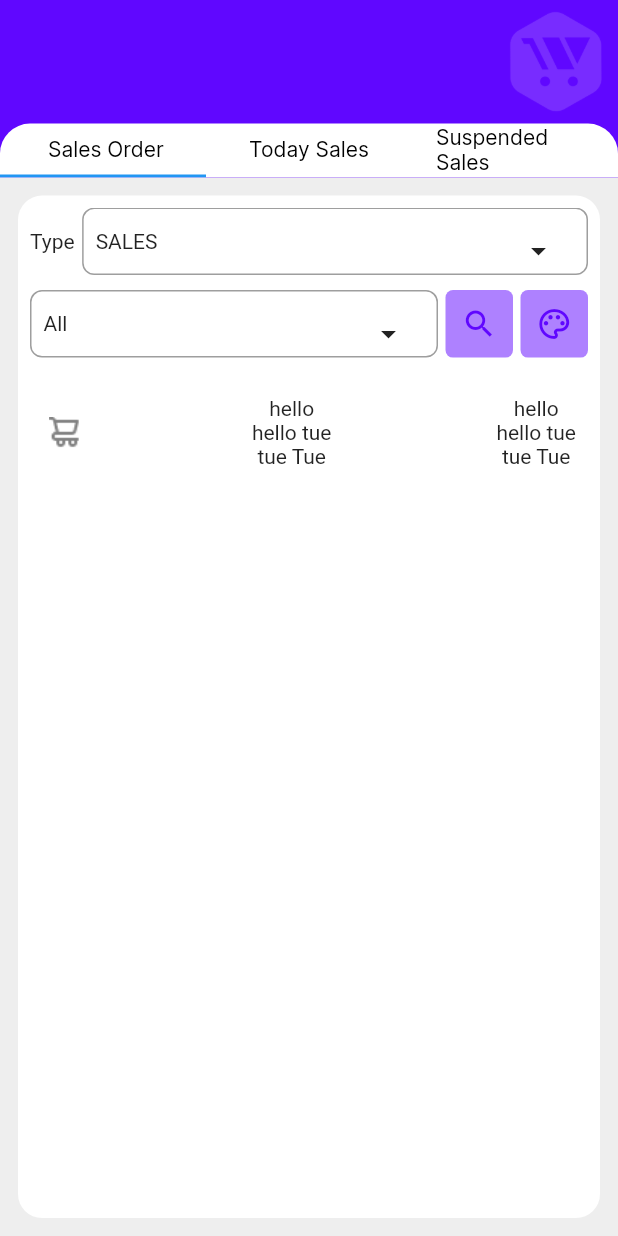
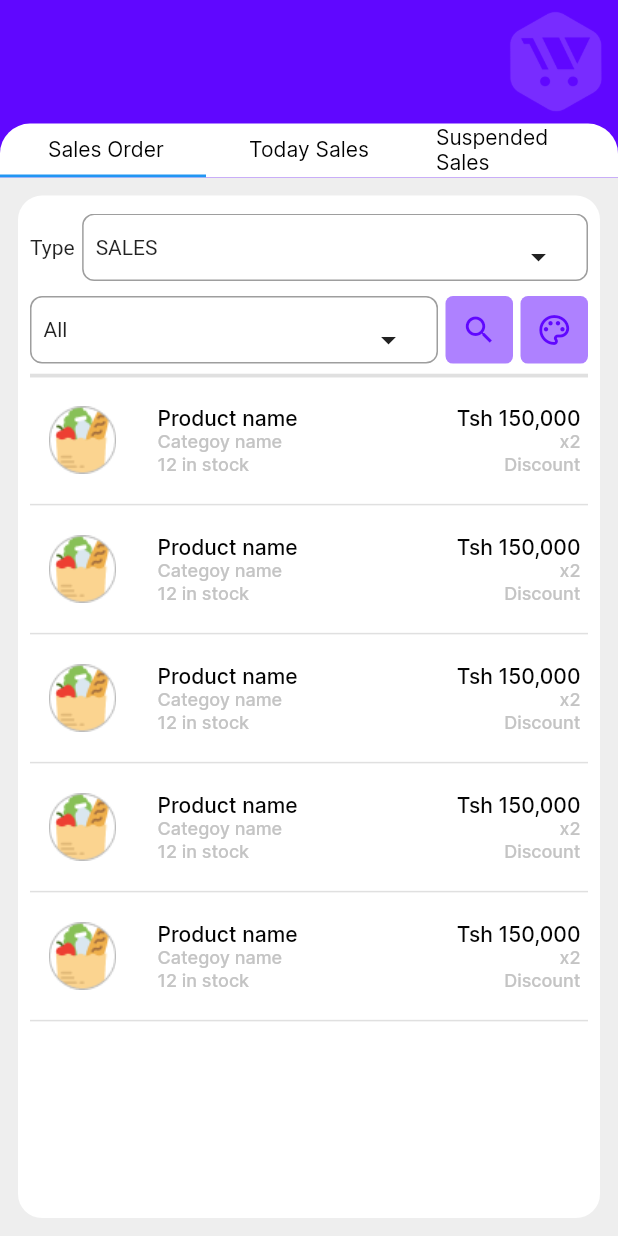
Before and after one commit to kennyobey/ecommerce-app, a Flutter app: the SalesOrder screen opened directly, on a phone screen of 412 x 824 dp. Run offline on Flutter 3.47's test engine with Material 2 defaults, Android fonts, the phone set to English and light mode, and no system bars; our stand-ins replace charts_flutter, google_sign_in.

Commit message:
Ui update

```diff
--- /dev/null
+++ b/lib/constants/text_style.dart
@@ -0,0 +1,105 @@
+import 'package:flutter/material.dart';
+import 'colors.dart';
+
+class AppTextStyle {
+  AppTextStyle._();
+
+  static final ThemeData themeData = ThemeData(
+    fontFamily: 'Inter',
+    brightness: Brightness.light,
+    primaryColor: AppColors.primaryColor,
+  );
+
+  static const style14boldblack = TextStyle(
+    color: Color(0xFF14171A),
+    fontFamily: "Inter",
+    fontStyle: FontStyle.normal,
+    fontSize: 14,
+    fontWeight: FontWeight.bold,
+  );
+
+  static const style14black500 = TextStyle(
+    color: Color(0xFF050505),
+    fontFamily: "Inter",
+    fontStyle: FontStyle.normal,
+    fontSize: 14,
+    fontWeight: FontWeight.w500,
+  );
+
+  static const style12accent500 = TextStyle(
+    color: AppColors.accentColor,
+    fontFamily: "Inter",
+    fontStyle: FontStyle.normal,
+    fontSize: 12,
+    fontWeight: FontWeight.w500,
+  );
+  static const style25boldSecondary = TextStyle(
+    color: AppColors.secondaryColor,
+    fontFamily: "Inter",
+    fontStyle: FontStyle.normal,
+    fontSize: 25,
+    fontWeight: FontWeight.bold,
+  );
+
+  static const style11black = TextStyle(
+    color: Color(0xFF14171A),
+    fontFamily: "Inter",
+    fontStyle: FontStyle.normal,
+    fontSize: 11,
+    fontWeight: FontWeight.normal,
+  );
+
+  static const style11gray = TextStyle(
+    color: Color(0xFFA3A3A4),
+    fontFamily: "Inter",
+    fontStyle: FontStyle.normal,
+    fontSize: 11,
+    fontWeight: FontWeight.normal,
+  );
+
+  static const style12Pri = TextStyle(
+    color: Color(0xFFFF574D),
+    fontFamily: "Inter",
+    fontStyle: FontStyle.normal,
+    fontSize: 12,
+    fontWeight: FontWeight.normal,
+  );
+
+  static const style12PriBold = TextStyle(
+    color: Color(0xFFFF574D),
+    fontFamily: "Inter",
+    fontStyle: FontStyle.normal,
+    fontSize: 12,
+    fontWeight: FontWeight.bold,
+  );
+
+  static const style12boldblack = TextStyle(
+    color: Colors.black,
+    fontFamily: "Inter",
+    fontStyle: FontStyle.normal,
+    fontSize: 12,
+    fontWeight: FontWeight.bold,
+  );
+
+  static const style12black = TextStyle(
+    color: Colors.black,
+    fontFamily: "Inter",
+    fontStyle: FontStyle.normal,
+    fontSize: 12,
+  );
+
+  static const style12boldwhite = TextStyle(
+    color: Colors.white,
+    fontFamily: "Inter",
+    fontStyle: FontStyle.normal,
+    fontSize: 12,
+    fontWeight: FontWeight.bold,
+  );
+
+  static const style12white = TextStyle(
+    color: Colors.white,
+    fontFamily: "Inter",
+    fontStyle: FontStyle.normal,
+    fontSize: 12,
+  );
+}
--- /dev/null
+++ b/lib/screens/checkout_order.dart
@@ -0,0 +1,137 @@
+import 'package:flutter/material.dart';
+import 'package:flutter/src/foundation/key.dart';
+import 'package:flutter/src/widgets/framework.dart';
+
+import '../constants/colors.dart';
+import '../widgets/dropdown_button.dart';
+import '../widgets/product_name.dart';
+
+class checkOutOrder extends StatelessWidget {
+  const checkOutOrder({Key? key}) : super(key: key);
+
+  @override
+  Widget build(BuildContext context) {
+    return Container(
+      child: Column(
+        children: [
+          Row(
+            children: const [
+              Text("Type"),
+              SizedBox(
+                width: 5,
+              ),
+              Expanded(
+                child: DropDownBox(
+                  title: "SALES",
+                ),
+              ),
+            ],
+          ),
+          const SizedBox(height: 10),
+          Row(
+            mainAxisAlignment: MainAxisAlignment.spaceBetween,
+            //crossAxisAlignment: CrossAxisAlignment.stretch,
+            children: [
+              const Expanded(
+                child: DropDownBox(
+                  title: "All",
+                ),
+              ),
+              const SizedBox(width: 5),
+              Container(
+                height: 45,
+                width: 45,
+                decoration: const BoxDecoration(
+                  borderRadius: BorderRadius.all(Radius.circular(5)),
+                  color: AppColors.codeNumberColor,
+                ),
+                child: IconButton(
+                  onPressed: () {},
+                  icon: const Icon(Icons.search),
+                  color: AppColors.primaryColor,
+                ),
+              ),
+              const SizedBox(width: 5),
+              Container(
+                height: 45,
+                width: 45,
+                decoration: const BoxDecoration(
+                  borderRadius: BorderRadius.all(Radius.circular(5)),
+                  color: AppColors.codeNumberColor,
+                ),
+                child: IconButton(
+                  onPressed: () {},
+                  icon: const Icon(Icons.color_lens_outlined),
+                  color: AppColors.primaryColor,
+                ),
+              )
+            ],
+          ),
+          const Divider(
+            thickness: 2.5,
+          ),
+          const ProductName(
+            image: "assets/images/ProductImage.png",
+            productName: "Product name",
+            categoryName: "Categoy name",
+            stock: "12 in stock",
+            price: "Tsh 150,000",
+            xValue: "x2",
+            discount: "Discount",
+          ),
+          const Divider(
+            thickness: 1,
+          ),
+          const ProductName(
+            image: "assets/images/ProductImage.png",
+            productName: "Product name",
+            categoryName: "Categoy name",
+            stock: "12 in stock",
+            price: "Tsh 150,000",
+            xValue: "x2",
+            discount: "Discount",
+          ),
+          const Divider(
+            thickness: 1,
+          ),
+          const ProductName(
+            image: "assets/images/ProductImage.png",
+            productName: "Product name",
+            categoryName: "Categoy name",
+            stock: "12 in stock",
+            price: "Tsh 150,000",
+            xValue: "x2",
+            discount: "Discount",
+          ),
+          const Divider(
+            thickness: 1,
+          ),
+          const ProductName(
+            image: "assets/images/ProductImage.png",
+            productName: "Product name",
+            categoryName: "Categoy name",
+            stock: "12 in stock",
+            price: "Tsh 150,000",
+            xValue: "x2",
+            discount: "Discount",
+          ),
+          const Divider(
+            thickness: 1,
+          ),
+          const ProductName(
+            image: "assets/images/ProductImage.png",
+            productName: "Product name",
+            categoryName: "Categoy name",
+            stock: "12 in stock",
+            price: "Tsh 150,000",
+            xValue: "x2",
+            discount: "Discount",
+          ),
+          const Divider(
+            thickness: 1,
+          ),
+        ],
+      ),
+    );
+  }
+}
--- a/lib/screens/salesOrder.dart
+++ b/lib/screens/salesOrder.dart
@@ -61,7 +61,8 @@ class _SalesOrderState extends State<SalesOrder>
                 unselectedLabelColor: Colors.black,
                 labelColor: Colors.red,
                 tabs: const [
-                  Text(
+                  Expanded(
+                    child: Text(
                       " Sales Order",
                       style: TextStyle(
                         color: Colors.black,
@@ -71,7 +72,9 @@ class _SalesOrderState extends State<SalesOrder>
                         fontSize: 14,
                       ),
                     ),
-                  Text(
+                  ),
+                  Expanded(
+                    child: Text(
                       "Today Sales",
                       style: TextStyle(
                         color: Colors.black,
@@ -81,7 +84,9 @@ class _SalesOrderState extends State<SalesOrder>
                         fontSize: 14,
                       ),
                     ),
-                  Text(
+                  ),
+                  Expanded(
+                    child: Text(
                       "Suspended Sales",
                       style: TextStyle(
                         color: Colors.black,
@@ -89,6 +94,7 @@ class _SalesOrderState extends State<SalesOrder>
                         fontStyle: FontStyle.normal,
                         fontWeight: FontWeight.w400,
                         fontSize: 14,
+                      ),
                     ),
                   )
                 ],
@@ -104,9 +110,10 @@ class _SalesOrderState extends State<SalesOrder>
                 child: Padding(
                   padding: const EdgeInsets.all(12.0),
                   child: Container(
-                    padding: EdgeInsets.all(8),
-                    height: 530,
-                    width: 332,
+                    padding:
+                        const EdgeInsets.symmetric(horizontal: 8, vertical: 12),
+                    // height: 490,
+                    // width: 200,
                     decoration: const BoxDecoration(
                       borderRadius: BorderRadius.all(Radius.circular(16)),
                       color: Colors.white,
@@ -174,9 +181,69 @@ class _SalesOrderState extends State<SalesOrder>
                                   )
                                 ],
                               ),
+                              const Divider(
+                                thickness: 2.5,
+                              ),
                               const ProductName(
-                                image: "assets/images/SalesIcon.png",
-                              )
+                                image: "assets/images/ProductImage.png",
+                                productName: "Product name",
+                                categoryName: "Categoy name",
+                                stock: "12 in stock",
+                                price: "Tsh 150,000",
+                                xValue: "x2",
+                                discount: "Discount",
+                              ),
+                              const Divider(
+                                thickness: 1,
+                              ),
+                              const ProductName(
+                                image: "assets/images/ProductImage.png",
+                                productName: "Product name",
+                                categoryName: "Categoy name",
+                                stock: "12 in stock",
+                                price: "Tsh 150,000",
+                                xValue: "x2",
+                                discount: "Discount",
+                              ),
+                              const Divider(
+                                thickness: 1,
+                              ),
+                              const ProductName(
+                                image: "assets/images/ProductImage.png",
+                                productName: "Product name",
+                                categoryName: "Categoy name",
+                                stock: "12 in stock",
+                                price: "Tsh 150,000",
+                                xValue: "x2",
+                                discount: "Discount",
+                              ),
+                              const Divider(
+                                thickness: 1,
+                              ),
+                              const ProductName(
+                                image: "assets/images/ProductImage.png",
+                                productName: "Product name",
+                                categoryName: "Categoy name",
+                                stock: "12 in stock",
+                                price: "Tsh 150,000",
+                                xValue: "x2",
+                                discount: "Discount",
+                              ),
+                              const Divider(
+                                thickness: 1,
+                              ),
+                              const ProductName(
+                                image: "assets/images/ProductImage.png",
+                                productName: "Product name",
+                                categoryName: "Categoy name",
+                                stock: "12 in stock",
+                                price: "Tsh 150,000",
+                                xValue: "x2",
+                                discount: "Discount",
+                              ),
+                              const Divider(
+                                thickness: 1,
+                              ),
                             ],
                           ),
                           Text('Person'),
--- a/lib/widgets/product_name.dart
+++ b/lib/widgets/product_name.dart
@@ -1,36 +1,42 @@
 import 'package:flutter/material.dart';
+import 'package:socialauth/constants/colors.dart';
+import 'package:socialauth/constants/text_style.dart';
 
 class ProductName extends StatelessWidget {
-  final String? title, subTitle, image;
+  final String? productName,
+      categoryName,
+      stock,
+      image,
+      price,
+      discount,
+      xValue;
   final Color? color, iconcolor, textColor;
 
   const ProductName(
       {Key? key,
-      this.title,
+      this.productName,
       this.image,
       this.color,
       this.iconcolor,
-      this.subTitle,
-      this.textColor})
+      this.categoryName,
+      this.stock,
+      this.textColor,
+      this.price,
+      this.discount,
+      this.xValue})
       : super(key: key);
 
   @override
   Widget build(BuildContext context) {
-    return Container(
+    return InkWell(
+      onTap: () {},
+      child: Container(
           width: MediaQuery.of(context).size.width,
-        height: 100,
-        // decoration: BoxDecoration(
-        //   border: Border.all(
-        //     color: Colors.grey,
-        //     style: BorderStyle.solid,
-        //     width: 1.0,
-        //   ),
-        //   color: Colors.transparent,
-        //   borderRadius: BorderRadius.circular(8.0),
-        // ),
+          height: 70,
           child: Padding(
-          padding: const EdgeInsets.all(8.0),
-          child: Row(mainAxisAlignment: MainAxisAlignment.spaceBetween,
+            padding: const EdgeInsets.symmetric(horizontal: 5, vertical: 0),
+            child: Row(
+                //mainAxisAlignment: MainAxisAlignment.spaceBetween,
                 //crossAxisAlignment: CrossAxisAlignment.center,
                 children: [
                   Column(
@@ -39,22 +45,79 @@ class ProductName extends StatelessWidget {
                     children: [
                       Image.asset(
                         image ?? "",
-                      width: 30,
-                      height: 50,
+                        width: 60,
+                        height: 60,
                       )
                     ],
                   ),
-                Column(
-                  mainAxisAlignment: MainAxisAlignment.center,
-                  //crossAxisAlignment: CrossAxisAlignment.center,
-                  children: [Text("hello"), Text("hello tue"), Text("tue Tue")],
+                  const SizedBox(
+                    width: 20,
                   ),
                   Column(
                     mainAxisAlignment: MainAxisAlignment.center,
-                  //crossAxisAlignment: CrossAxisAlignment.center,
-                  children: [Text("hello"), Text("hello tue"), Text("tue Tue")],
+                    crossAxisAlignment: CrossAxisAlignment.start,
+                    children: [
+                      Text(
+                        productName ?? "",
+                        style: AppTextStyle.style14black500,
+                      ),
+                      Text(
+                        categoryName ?? "",
+                        style: AppTextStyle.style12accent500,
+                      ),
+                      Text(
+                        stock ?? "",
+                        style: AppTextStyle.style12accent500,
+                      )
+                    ],
+                  ),
+                  Spacer(),
+                  Column(
+                    mainAxisAlignment: MainAxisAlignment.center,
+                    crossAxisAlignment: CrossAxisAlignment.end,
+                    children: [
+                      Text(
+                        price ?? "",
+                        style: AppTextStyle.style14black500,
+                      ),
+                      Row(
+                        //mainAxisAlignment: MainAxisAlignment.start,
+                        crossAxisAlignment: CrossAxisAlignment.start,
+                        children: [
+                          // IconButton(
+                          //   onPressed: () {},
+                          //   icon: const Icon(
+                          //     Icons.delete_forever_outlined,
+                          //     size: 10,
+                          //   ),
+                          //   color: AppColors.accentColor,
+                          // ),
+                          Text(
+                            xValue ?? "",
+                            style: AppTextStyle.style12accent500,
+                          ),
+                        ],
+                      ),
+                      Row(
+                        children: [
+                          // IconButton(
+                          //   onPressed: () {},
+                          //   icon: const Icon(
+                          //     Icons.add_circle_outline_outlined,
+                          //     size: 10,
+                          //   ),
+                          //   color: AppColors.accentColor,
+                          // ),
+                          Text(
+                            discount ?? "",
+                            style: AppTextStyle.style12accent500,
+                          ),
+                        ],
+                      )
+                    ],
                   )
                 ]),
-        ));
+          )),
+    );
   }
 }
```
Also changed, not shown: assets/images/ProductImage.png (added). Lines whose indentation alone changed are shown as unchanged.
